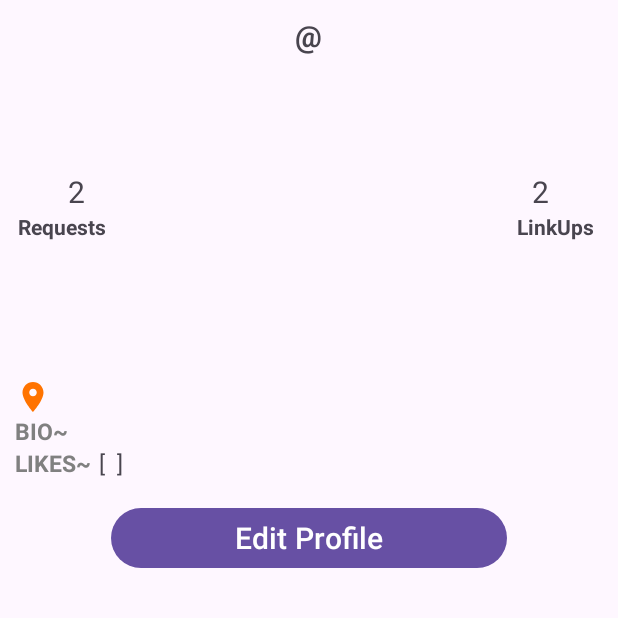
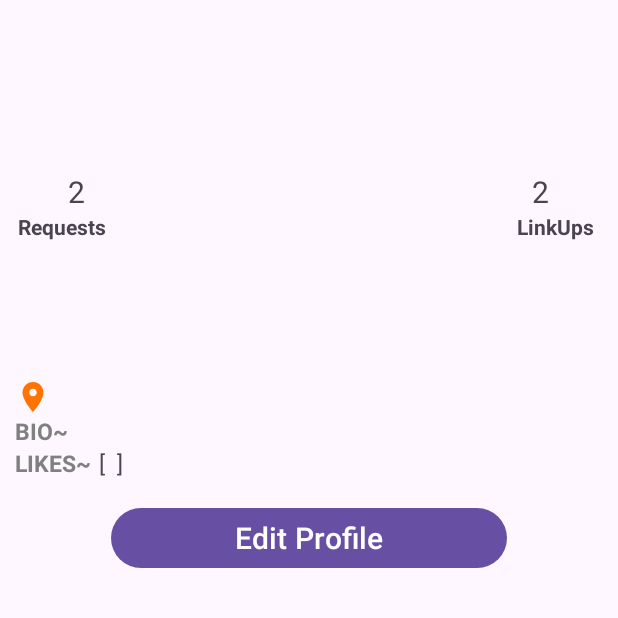
Before and after one commit to AnesuMatanga/LinkUp_V1, an Android app: the ProfileActivity screen opened directly, with no data from a screen before it, on a phone screen of 412 x 824 dp, the top half of it. Run offline under Robolectric (Android 15) with nearby library versions, the phone set to English and light mode, and no system bars; our stand-ins replace Firebase (no records; nobody signed in at launch, a user with empty details on screens opened directly).

Commit message:
Fixed the bug which was making profile not update if app is not refreshed before logging in

```diff
--- a/app/src/main/java/com/example/linkupappv1/FriendRecommendationAdapter.java
+++ b/app/src/main/java/com/example/linkupappv1/FriendRecommendationAdapter.java
@@ -169,8 +169,6 @@ public class FriendRecommendationAdapter extends RecyclerView.Adapter<FriendReco
                                                     dataToSave.put("username", currentUsername[0]);Log.d("FriendRecomAdapter", "No user found with that username");
                                                     //Toast for debugging purposes
                                                     Log.d("Current Username", "CurrentUsername: " + currentUsername[0]);
-                                                    Toast.makeText(holder.itemView.getContext(), "No user found with that username!",
-                                                            Toast.LENGTH_SHORT).show();
 
                                                     friendRequestsDoc.set(dataToSave).addOnSuccessListener(new OnSuccessListener<Void>() {
                                                         @Override
--- a/app/src/main/java/com/example/linkupappv1/LoginActivity.java
+++ b/app/src/main/java/com/example/linkupappv1/LoginActivity.java
@@ -118,6 +118,8 @@ public class LoginActivity extends AppCompatActivity {
                                     //FirebaseUser user = mAuth.getCurrentUser();
                                     Toast.makeText(LoginActivity.this, "Authentication Succeeded.",
                                             Toast.LENGTH_SHORT).show();
+                                    //Reset has queried
+                                    ProfileActivity.hasQueriedFirestore = false;
                                     //Create Intent to open main activity
                                     Intent loginIntent = new Intent(getApplicationContext(), MainActivity.class);
                                     //Start the activity
--- a/app/src/main/java/com/example/linkupappv1/MainActivity.java
+++ b/app/src/main/java/com/example/linkupappv1/MainActivity.java
@@ -63,9 +63,10 @@ public class MainActivity extends AppCompatActivity {
                 //Check which button was clicked and do something
                 System.out.println("Clicked LinkUpButton");
                 //Firebase.analytics.logEvent("linkUp clicked", null);
-
+                Boolean hasNotQueried = getIntent().getBooleanExtra("hasNotQueried", false);
                 //Intent to move to the desired activity
                 Intent intent = new Intent(MainActivity.this, ProfileActivity.class);
+                intent.putExtra("hasNotQueried", hasNotQueried);
                 startActivity(intent);
 
             }
--- a/app/src/main/java/com/example/linkupappv1/ProfileActivity.java
+++ b/app/src/main/java/com/example/linkupappv1/ProfileActivity.java
@@ -86,6 +86,7 @@ public class ProfileActivity extends AppCompatActivity {
     protected void onStart() {
         super.onStart();
         System.out.println("****IN ON START()***");
+        Log.d("IN Current HASQUERIED", "IN Current HasQueried: " + hasQueriedFirestore);
 
 
         System.out.println("****Current User*** : " + currentUser);
@@ -148,9 +149,10 @@ public class ProfileActivity extends AppCompatActivity {
                         profile_pic = documentSnapshot.getString(PROFILE_PIC);
                         interests = documentSnapshot.getString(PROFILE_INTERESTS);
                         location = documentSnapshot.getString(PROFILE_LOCATION);
+                        Log.d("Current HasQUERIED", "Current HasQueried: " + hasQueriedFirestore);
 
                         //Set the username, bio and Location in the TextViews
-                        pProfUsername.setText("@" + username);
+                        pProfUsername.setText(username);
                         pProfBio.setText(bio);
                         pProfLocation.setText(location);
                         pProfInterests.setText("[ " + interests + " ]");
@@ -162,7 +164,9 @@ public class ProfileActivity extends AppCompatActivity {
             });
         } else {
             //Set the username, bio and Location in the TextViews
-            pProfUsername.setText("@" + username);
+            Log.d("ELSE Current HasQUERIED", "ELSE Current HasQueried: " + hasQueriedFirestore);
+            pProfUsername.setText(username);
+            Log.d("Current Username", "ELSE Current Username: " + username);
             pProfBio.setText(bio);
             pProfLocation.setText(location);
             pProfInterests.setText("[ " + interests + " ]");
```
Also changed, not shown: app/src/main/java/com/example/linkupappv1/MessageActivity.java (+25 -5 lines).
